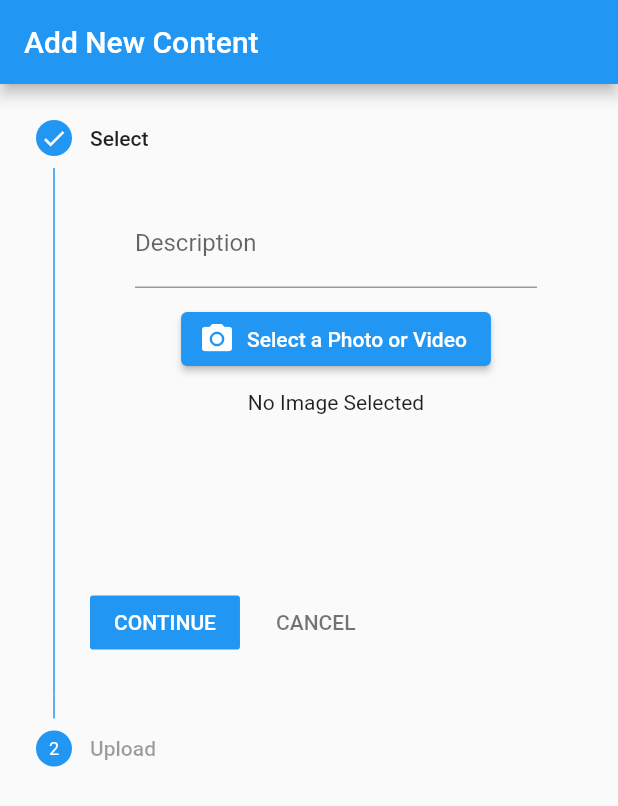
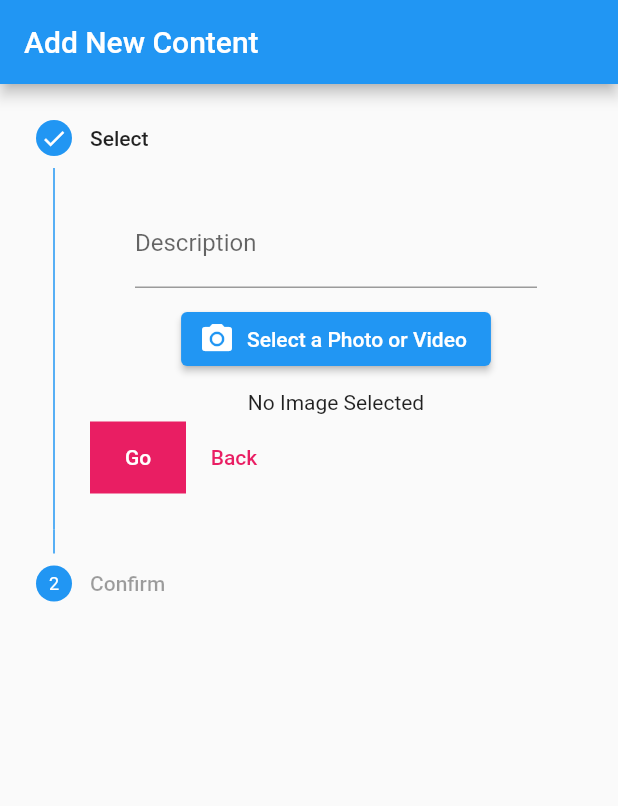
Before and after one commit to elys-app/elys-mobile, a Flutter app: the NewContentPage screen opened by its route, on a phone screen of 412 x 824 dp. Shown: the top 806 px of the screen. Run offline on Flutter 3.47's test engine with Material 2 defaults, Android fonts, the phone set to English and light mode, and no system bars; our stand-ins replace flutter_spinkit, image_picker, video_player; missing offline and left inert: amplify_analytics_pinpoint, amplify_api, amplify_auth_cognito, amplify_datastore, amplify_datastore_plugin_interface, amplify_flutter and 1 more; statements that could not run were skipped.

```diff
--- a/lib/dashboard/create/newcontent.dart
+++ b/lib/dashboard/create/newcontent.dart
@@ -29,7 +29,7 @@ class _NewContentPageState extends State<NewContentPage> {
   final imagePicker = ImagePicker();
   final descriptionController = TextEditingController();
   final ButtonStyle style = ElevatedButton.styleFrom(
-      textStyle: const TextStyle(fontSize: 20), primary: Colors.lightBlue);
+      textStyle: const TextStyle(fontSize: 20), primary: Colors.pink);
 
   @override
   void initState() {
@@ -38,7 +38,8 @@ class _NewContentPageState extends State<NewContentPage> {
   }
 
   void _getS3Config() {
-    final s3config = jsonDecode(amplifyconfig)['storage']['plugins']['awsS3StoragePlugin'];
+    final s3config =
+        jsonDecode(amplifyconfig)['storage']['plugins']['awsS3StoragePlugin'];
     _bucket = s3config['bucket'];
     _region = s3config['region'];
   }
@@ -54,8 +55,6 @@ class _NewContentPageState extends State<NewContentPage> {
       if (image != null) {
         _image = File(image.path);
         _imageSelected = true;
-        print(image.path);
-        print(_imageSelected.toString());
       }
     });
   }
@@ -72,34 +71,11 @@ class _NewContentPageState extends State<NewContentPage> {
           region: _region,
           bucket: _bucket,
           key: filename,
-        type: key.split('.').last
-      ));
+          type: key.split('.').last));
       Navigator.pop(context);
     } on StorageException catch (e) {
       print('Error uploading image: $e');
     }
-  }
-
-  void _continue() {
-    if (_currentStep < 1) {
-      if (formKey.currentState!.validate()) {
-        setState(() => _currentStep += 1);
-      }
-      return;
-    } else if (_currentStep == 1) {
-      onAddNewContentPressed();
-      return;
-    }
-  }
-
-  void _cancel() {
-    if (_currentStep == 0) {
-      Navigator.pop(context);
-      return;
-    } else if (_currentStep > 0) {
-      setState(() => _currentStep -= 1);
-    }
-    return;
   }
 
   @override
@@ -117,14 +93,46 @@ class _NewContentPageState extends State<NewContentPage> {
           key: formKey,
           child: Column(
             children: [
-              Expanded(
+              Flexible(
                 child: Stepper(
                   type: StepperType.vertical,
                   physics: ScrollPhysics(),
                   currentStep: _currentStep,
+                  controlsBuilder: (BuildContext context,
+                      {VoidCallback? onStepContinue,
+                      VoidCallback? onStepCancel}) {
+                    return Row(
+                      children: [
+                        Container(
+                          color: Colors.pink,
+                          child: TextButton(
+                            child: Text('Go',
+                                style: TextStyle(color: Colors.white)),
+                            onPressed: () {
+                              if (_currentStep < 1) {
+                                if (formKey.currentState!.validate()) {
+                                  setState(() => _currentStep += 1);
+                                }
+                              } else if (_currentStep == 1) {
+                                onAddNewContentPressed();
+                              }
+                            },
+                          ),
+                        ),
+                        TextButton(
+                            child: Text('Back',
+                                style: TextStyle(color: Colors.pink)),
+                            onPressed: () {
+                              if (_currentStep == 0) {
+                                Navigator.pop(context);
+                              } else if (_currentStep > 0) {
+                                setState(() => _currentStep -= 1);
+                              }
+                            }),
+                      ],
+                    );
+                  },
                   onStepTapped: (step) => setState(() => _currentStep = step),
-                  onStepContinue: _continue,
-                  onStepCancel: _cancel,
                   steps: <Step>[
                     Step(
                       title: new Text('Select'),
@@ -149,41 +157,36 @@ class _NewContentPageState extends State<NewContentPage> {
                           ),
                           Padding(
                             padding: EdgeInsets.only(
-                                  left: 30.0,
-                                  top: 5.0,
-                                  right: 30.0,
-                                  bottom: 5.0),
+                                left: 30.0, top: 5.0, right: 30.0, bottom: 5.0),
                             child: new ElevatedButton.icon(
                               icon: Icon(Icons.photo_camera),
                               label: Text('Select a Photo or Video'),
                               onPressed: () {
                                 _getImage();
-                                  })),
+                              },
+                            ),
+                          ),
                           Padding(
                             padding: EdgeInsets.only(
-                                  left: 30.0,
-                                  top: 5.0,
-                                  right: 30.0,
-                                  bottom: 5.0),
+                                left: 30.0, top: 5.0, right: 30.0, bottom: 5.0),
                             child: !_imageSelected
                                 ? Text('No Image Selected')
                                 : Container(
                                     child: Image.file(_image),
                                     height: 120,
-                                      width: 120)),
-                          SizedBox(height: 64),
-                          const SizedBox(height: 30),
+                                    width: 120),
+                          ),
                         ],
                       ),
-                      isActive: _currentStep >= 0,
+                      isActive: true,
                       state: _currentStep >= 0
                           ? StepState.complete
                           : StepState.disabled,
                     ),
                     Step(
-                      title: new Text('Upload'),
-                      content: Spacer(),
-                      isActive: _currentStep >= 0,
+                      title: new Text('Confirm'),
+                      content: SizedBox(height: 15),
+                      isActive: true,
                       state: _currentStep >= 1
                           ? StepState.complete
                           : StepState.disabled,
--- a/lib/main.dart
+++ b/lib/main.dart
@@ -1,5 +1,6 @@
 import 'package:elys_mobile/dashboard/dashboard.dart';
 import 'package:elys_mobile/dashboard/panic.dart';
+import 'package:elys_mobile/dashboard/pending.dart';
 import 'package:elys_mobile/dashboard/undefined.dart';
 
 import 'package:elys_mobile/dashboard/create/newcontent.dart';
@@ -9,6 +10,7 @@ import 'package:elys_mobile/dashboard/create/newschedule.dart';
 
 import 'package:elys_mobile/login/loading.dart';
 import 'package:flutter/material.dart';
+import 'package:image_picker/image_picker.dart';
 import 'login/login.dart';
 
 void main() {
@@ -44,6 +46,10 @@ class ElysApp extends StatelessWidget {
         return MaterialPageRoute(builder: (context) => NewSchedulePage());
       case '/panic':
         return MaterialPageRoute(builder: (context) => PanicPage());
+      case '/pending':
+        XFile _content = settings.arguments as XFile;
+        return MaterialPageRoute(
+            builder: (context) => PendingPage(content: _content));
 
       case '/loading':
         String _destination = settings.arguments as String;
```
Also changed, not shown: lib/dashboard/dashboard.dart (+14 -0 lines), lib/dashboard/panic.dart (+29 -95 lines), lib/dashboard/pending.dart (added, +103 -0 lines), lib/login/loading.dart (+10 -7 lines), 1 other file. Lines whose indentation alone changed are shown as unchanged.
